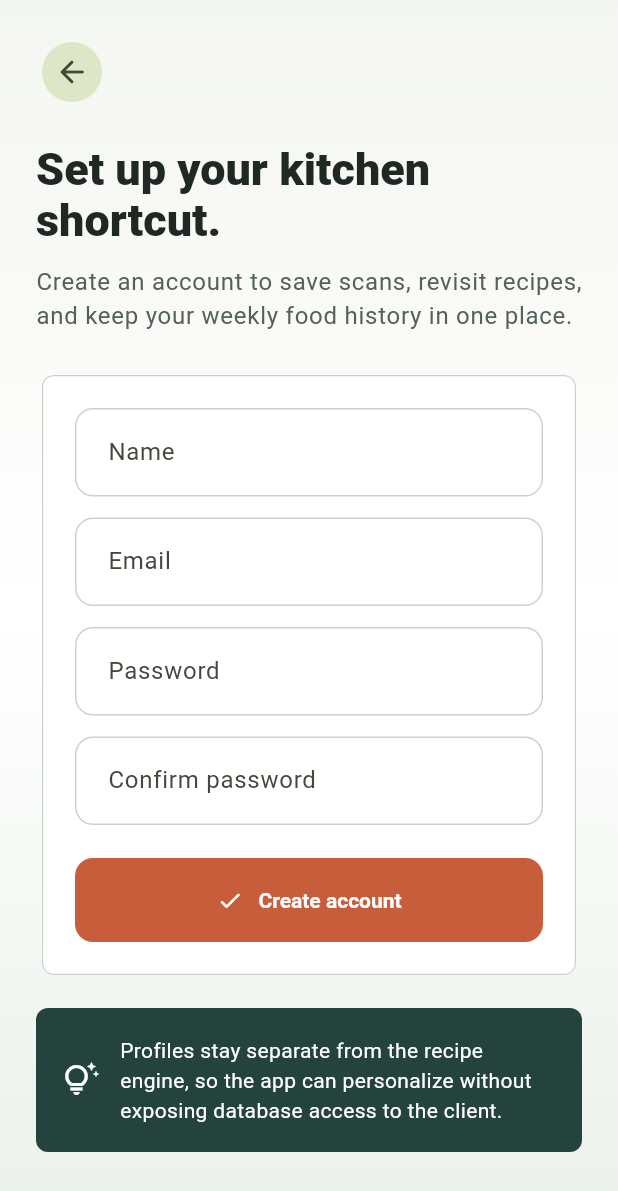
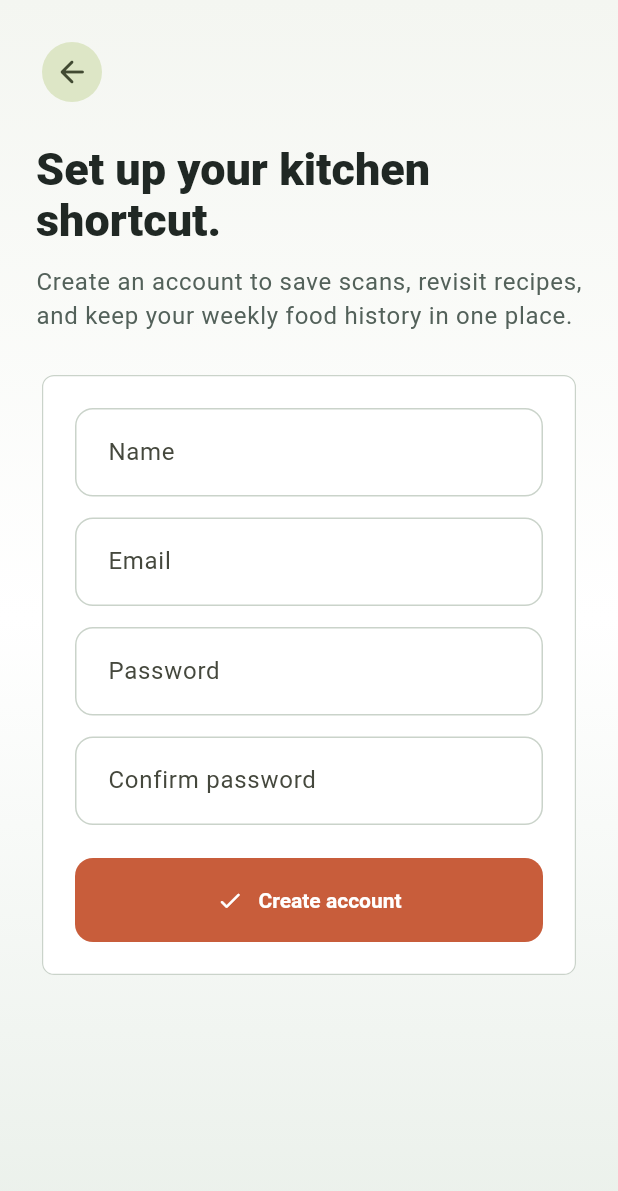
Before and after one commit to anvnh/lazychef, a Flutter app: the RegisterScreen screen opened by its route, on a phone screen of 412 x 824 dp. Shown: the top 1191 px of the screen. Run offline on Flutter 3.47's test engine with Material 3 defaults, Android fonts, the phone set to English and light mode, and no system bars; our stand-ins replace dio, flutter_riverpod, flutter_secure_storage, image_picker; accounts and stored records are empty; network calls fail.

Commit message:
feat(widgets): add customizable AppButton colors
- Add optional background and foreground color props to AppButton to
  support overrides
- Apply custom colors to the Sign in button in the authentication UI
- Remove an informational card from the registration screen and simplify
  Snackbar usage

```diff
--- a/lib/core/widgets/app_button.dart
+++ b/lib/core/widgets/app_button.dart
@@ -5,6 +5,8 @@ class AppButton extends StatelessWidget {
     required this.label,
     required this.onPressed,
     this.icon,
+    this.backgroundColor,
+    this.foregroundColor,
     super.key,
   }) : _variant = _AppButtonVariant.primary;
 
@@ -12,12 +14,16 @@ class AppButton extends StatelessWidget {
     required this.label,
     required this.onPressed,
     this.icon,
+    this.backgroundColor,
+    this.foregroundColor,
     super.key,
   }) : _variant = _AppButtonVariant.secondary;
 
   final String label;
   final VoidCallback onPressed;
   final IconData? icon;
+  final Color? backgroundColor;
+  final Color? foregroundColor;
   final _AppButtonVariant _variant;
 
   @override
@@ -29,10 +35,14 @@ class AppButton extends StatelessWidget {
       width: double.infinity,
       child: FilledButton(
         style: FilledButton.styleFrom(
-          backgroundColor: isPrimary
-              ? colorScheme.secondary
-              : Colors.white.withValues(alpha: 0.75),
-          foregroundColor: isPrimary ? Colors.white : colorScheme.primary,
+          backgroundColor:
+              backgroundColor ??
+              (isPrimary
+                  ? colorScheme.secondary
+                  : Colors.white.withValues(alpha: 0.75)),
+          foregroundColor:
+              foregroundColor ??
+              (isPrimary ? Colors.white : colorScheme.primary),
           padding: const EdgeInsets.symmetric(horizontal: 20, vertical: 18),
           shape: RoundedRectangleBorder(
             borderRadius: BorderRadius.circular(12),
--- a/lib/features/auth/ui/login_screen.dart
+++ b/lib/features/auth/ui/login_screen.dart
@@ -130,6 +130,8 @@ class _LoginScreenState extends ConsumerState<LoginScreen> {
                         : AppButton.primary(
                             label: 'Sign in',
                             icon: Icons.arrow_forward_rounded,
+                            backgroundColor: const Color(0xFFFFD166),
+                            foregroundColor: const Color(0xFF2C3236),
                             onPressed: _onLoginPressed,
                           ),
                     const SizedBox(height: 12),
--- a/lib/features/auth/ui/register_screen.dart
+++ b/lib/features/auth/ui/register_screen.dart
@@ -40,9 +40,9 @@ class _RegisterScreenState extends ConsumerState<RegisterScreen> {
     }
 
     if (password != confirmPassword) {
-      ScaffoldMessenger.of(context).showSnackBar(
-        const SnackBar(content: Text('Passwords do not match')),
-      );
+      ScaffoldMessenger.of(
+        context,
+      ).showSnackBar(const SnackBar(content: Text('Passwords do not match')));
       return;
     }
 
@@ -51,9 +51,9 @@ class _RegisterScreenState extends ConsumerState<RegisterScreen> {
     if (mounted) {
       final authState = ref.read(authControllerProvider);
       if (authState.hasError) {
-        ScaffoldMessenger.of(context).showSnackBar(
-          SnackBar(content: Text(authState.error.toString())),
-        );
+        ScaffoldMessenger.of(
+          context,
+        ).showSnackBar(SnackBar(content: Text(authState.error.toString())));
       } else {
         Navigator.pushNamedAndRemoveUntil(
           context,
@@ -148,31 +148,6 @@ class _RegisterScreenState extends ConsumerState<RegisterScreen> {
                 ),
               ),
             ),
-            const SizedBox(height: 18),
-            Container(
-              padding: const EdgeInsets.all(18),
-              decoration: BoxDecoration(
-                borderRadius: BorderRadius.circular(8),
-                color: const Color(0xFF23433C),
-              ),
-              child: Row(
-                children: [
-                  const Icon(
-                    Icons.tips_and_updates_outlined,
-                    color: Colors.white,
-                  ),
-                  const SizedBox(width: 14),
-                  Expanded(
-                    child: Text(
-                      'Profiles stay separate from the recipe engine, so the app can personalize without exposing database access to the client.',
-                      style: textTheme.bodyMedium?.copyWith(
-                        color: Colors.white,
-                      ),
-                    ),
-                  ),
-                ],
-              ),
-            ),
           ],
         ),
       ),
```
